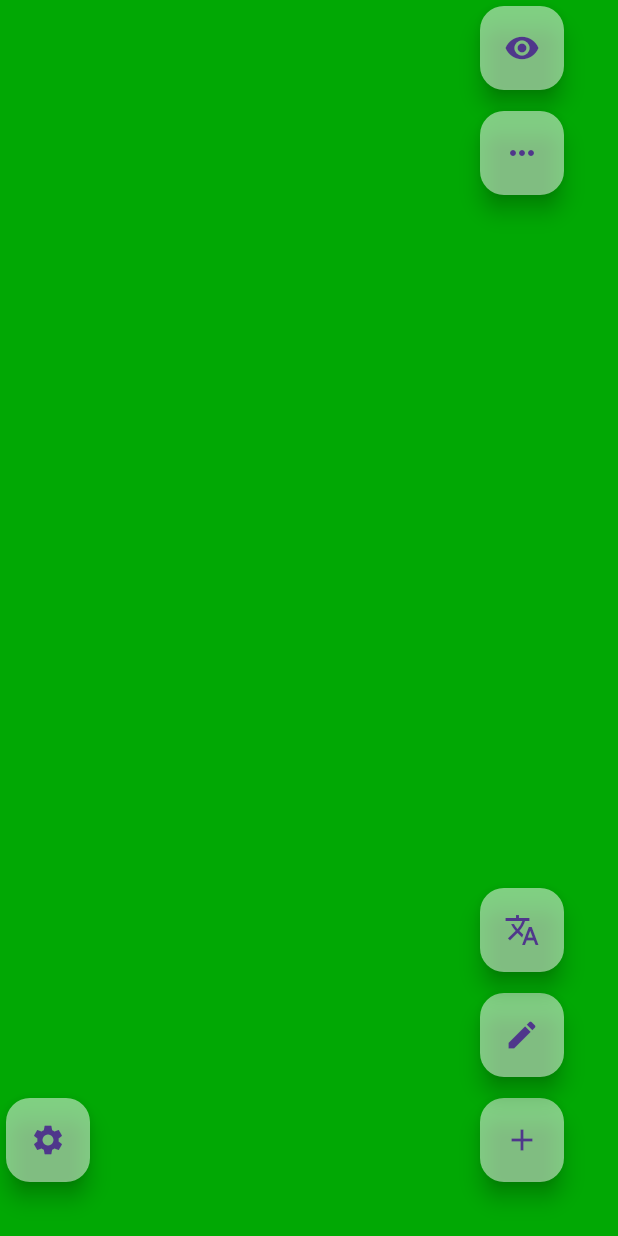
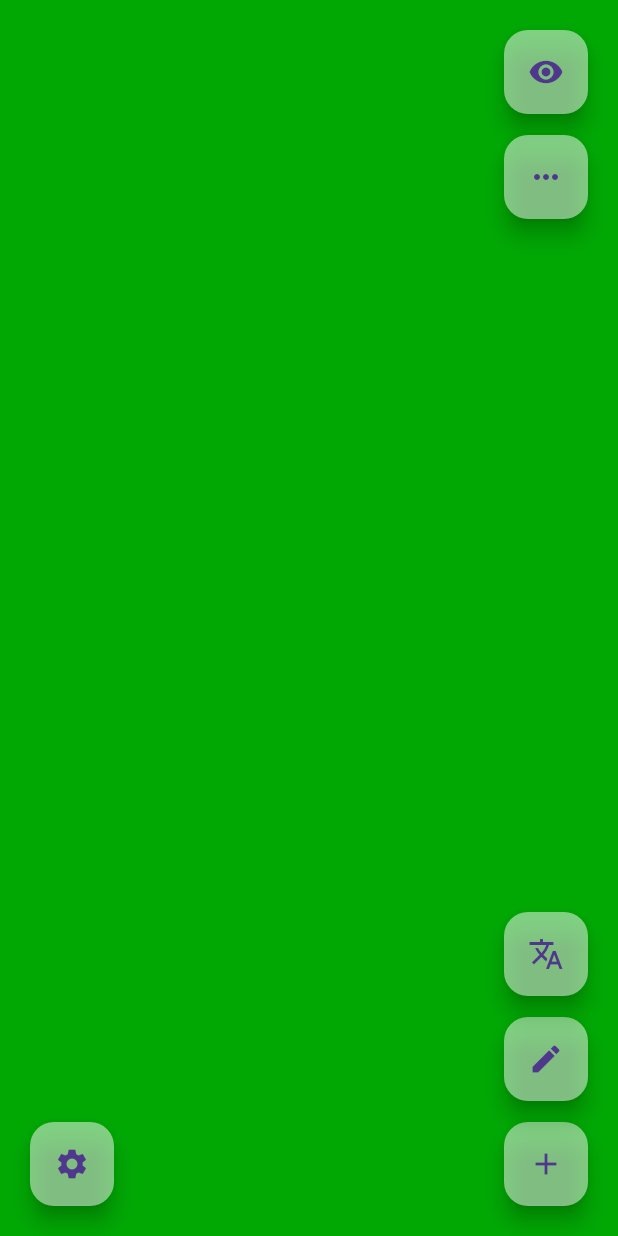
Before and after one commit to carrascomj/vtjr, a Flutter app: the screen it shows after launch, on a phone screen of 412 x 824 dp. Run offline on Flutter 3.47's test engine with Material 3 defaults, Android fonts, the phone set to English and light mode, and no system bars; project files that could hold a hidden picture were left out.

Commit message:
enhance: correct positioning of buttons

```diff
--- a/lib/main.dart
+++ b/lib/main.dart
@@ -240,12 +240,10 @@ class _LanguageLearningHomePageState extends State<LanguageLearningHomePage> {
     return Scaffold(
         backgroundColor:
             isBlackBackground ? Colors.black : currentBackgroundColor,
-      body: GestureDetector(
-        behavior: HitTestBehavior.opaque,
+        body: Stack(
+          children: [
+            GestureDetector(
               onTap: () {
-          // setState(() {
-          //   _selectNextWord(1);
-          // });
                 if (isBlackBackground) {
                   _resetView();
                 }
@@ -257,6 +255,8 @@ class _LanguageLearningHomePageState extends State<LanguageLearningHomePage> {
                   }
                 });
               },
+              child: Container(
+                color: Colors.transparent, // Ensure it covers the full area
                 child: Center(
                   child: Text(
                     displayText,
@@ -268,8 +268,7 @@ class _LanguageLearningHomePageState extends State<LanguageLearningHomePage> {
                   ),
                 ),
               ),
-      floatingActionButton: Stack(
-        children: <Widget>[
+            ),
             // Add Word Button
             if (buttonVisibility['addWord']!)
               Positioned(
@@ -364,13 +363,13 @@ class _LanguageLearningHomePageState extends State<LanguageLearningHomePage> {
                 onPressed: () {
                   _showSettingsDialog();
                 },
-              child: Icon(Icons.settings),
+                child: const Icon(Icons.settings),
                 backgroundColor: Colors.white.withOpacity(0.5),
               ),
             ),
           ],
         ),
-    );
+        floatingActionButton: null);
   }
 
   void _advanceSentenceIndex() {
```
Lines whose indentation alone changed are shown as unchanged.
